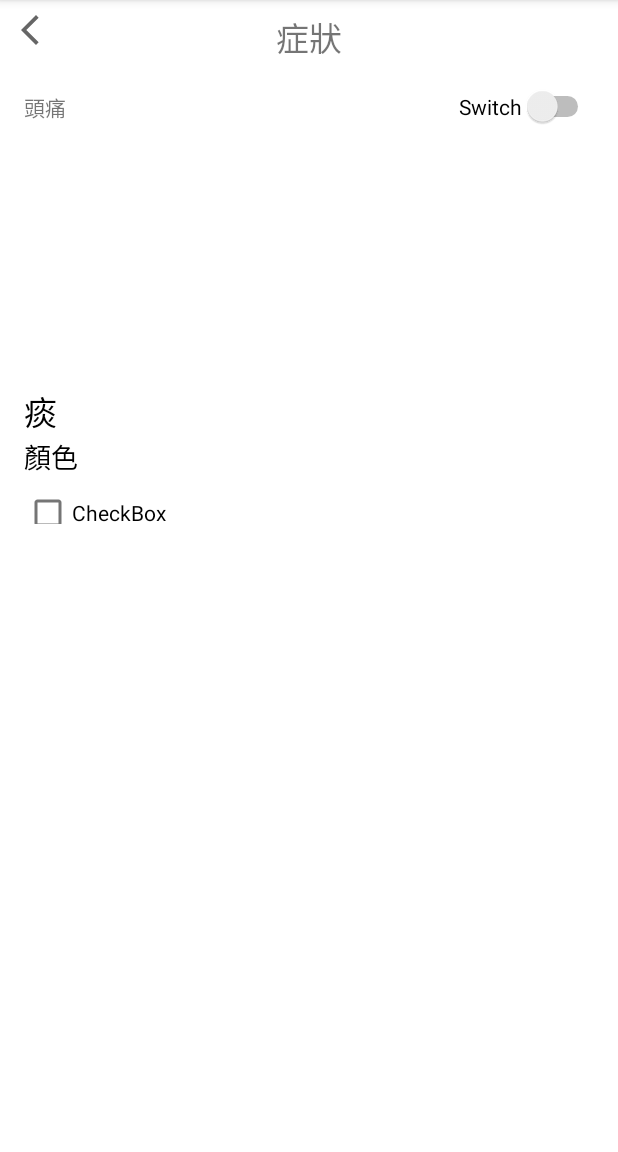
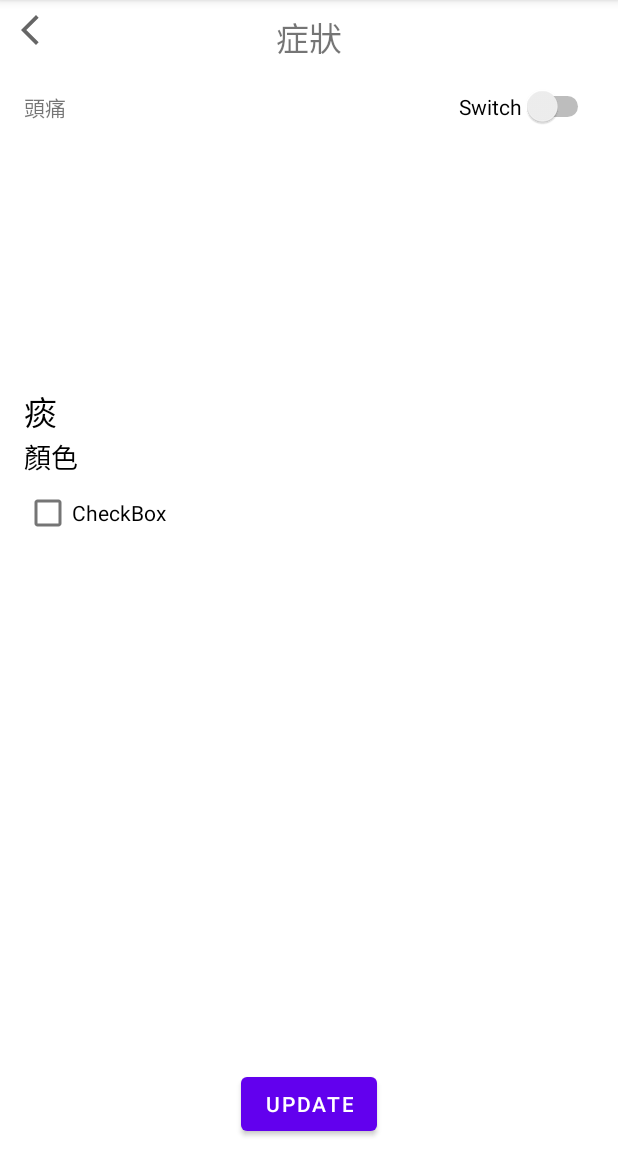
Before and after one commit to alfayu6799/RecyclerViewDemo, an Android app: the screen it shows after launch (MainActivity), on a phone screen of 412 x 824 dp, the part 84-1236 px from its top. Run offline under Robolectric (Android 15) with nearby library versions, the phone set to English and light mode, and no system bars.

Commit message:
補update按鈕功能

```diff
--- a/app/src/main/java/com/example/recyclerviewdemo/MainActivity.java
+++ b/app/src/main/java/com/example/recyclerviewdemo/MainActivity.java
@@ -8,6 +8,8 @@ import android.content.Context;
 import android.os.Bundle;
 import android.util.JsonWriter;
 import android.util.Log;
+import android.view.View;
+import android.widget.Button;
 
 import org.json.JSONArray;
 import org.json.JSONException;
@@ -17,11 +19,13 @@ import java.io.IOException;
 import java.io.InputStream;
 import java.util.List;
 
-public class MainActivity extends AppCompatActivity {
+public class MainActivity extends AppCompatActivity implements View.OnClickListener {
 
     private static final String TAG = "MainActivity";
 
     private RecyclerView recyclerView, getRecyclerView;
+
+    private Button update;
 
     @Override
     protected void onCreate(Bundle savedInstanceState) {
@@ -35,8 +39,6 @@ public class MainActivity extends AppCompatActivity {
 
     private void initData() {
         String myJson = getJsonFromAssets(MainActivity.this,"json.json");
-
-
 
         try {
             JSONObject jsonObject = new JSONObject(myJson.toString());
@@ -69,6 +71,8 @@ public class MainActivity extends AppCompatActivity {
     private void initView() {
         recyclerView = findViewById(R.id.rvSymptomUp);
         getRecyclerView = findViewById(R.id.rvSymptomDown);
+        update = findViewById(R.id.btnUpdate);
+        update.setOnClickListener(this);
     }
 
     public static String getJsonFromAssets(Context context, String fileName) {
@@ -89,4 +93,17 @@ public class MainActivity extends AppCompatActivity {
 
         return jsonString;
     }
+
+    @Override
+    public void onClick(View view) {
+        switch (view.getId()){
+            case R.id.btnUpdate:
+                updateToApi();
+                break;
+        }
+    }
+
+    //上傳資料到後端
+    private void updateToApi() {
+    }
 }
--- a/app/src/main/res/layout/activity_main.xml
+++ b/app/src/main/res/layout/activity_main.xml
@@ -41,11 +41,24 @@
     <androidx.recyclerview.widget.RecyclerView
         android:id="@+id/rvSymptomDown"
         android:layout_width="0dp"
-        android:layout_height="100dp"
+        android:layout_height="0dp"
         android:layout_marginStart="8dp"
         android:layout_marginEnd="8dp"
+        app:layout_constraintBottom_toTopOf="@+id/btnUpdate"
         app:layout_constraintEnd_toEndOf="parent"
         app:layout_constraintStart_toStartOf="parent"
         app:layout_constraintTop_toBottomOf="@+id/rvSymptomUp" />
 
+    <Button
+        android:id="@+id/btnUpdate"
+        android:layout_width="wrap_content"
+        android:layout_height="wrap_content"
+        android:layout_marginTop="8dp"
+        android:layout_marginBottom="8dp"
+        android:text="update"
+        app:layout_constraintBottom_toBottomOf="parent"
+        app:layout_constraintEnd_toEndOf="parent"
+        app:layout_constraintStart_toStartOf="parent"
+        app:layout_constraintTop_toBottomOf="@+id/rvSymptomDown" />
+
 </androidx.constraintlayout.widget.ConstraintLayout>
```
